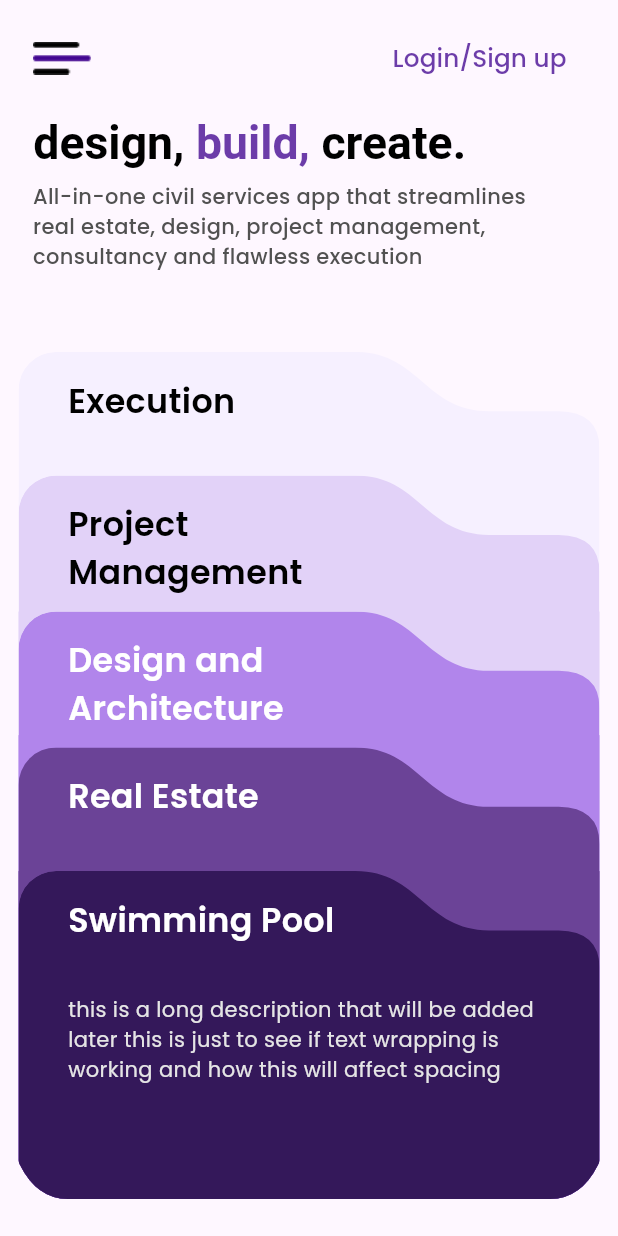
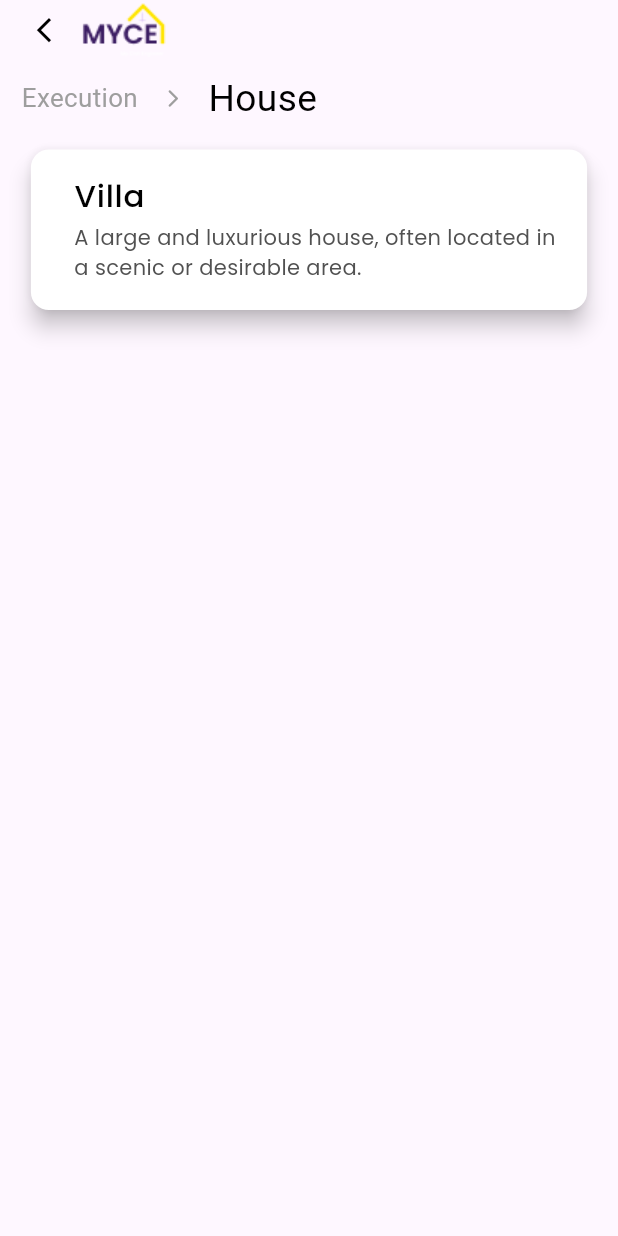
Before and after one commit to HariRags/MYCE, a Flutter app: the screen it shows after launch, on a phone screen of 412 x 824 dp. Run offline on Flutter 3.47's test engine with Material 3 defaults, Android fonts, the phone set to English and light mode, and no system bars; Roboto replaces fonts that are missing (Fraunces).

Commit message:
skeleton of house page made

```diff
--- a/lib/main.dart
+++ b/lib/main.dart
@@ -1,4 +1,5 @@
 import 'package:flutter/material.dart';
+import 'package:kriv/pages/house.dart';
 import 'pages/homepage.dart';
 
 void main() {
@@ -26,7 +27,7 @@ class MyApp extends StatelessWidget {
         // is not restarted.
         primarySwatch: Colors.blue,
       ),
-      home: const HomePage(),
+      home: const House(),
     );
   }
 }
--- /dev/null
+++ b/lib/pages/house.dart
@@ -0,0 +1,90 @@
+import 'dart:math';
+
+import 'package:flutter/cupertino.dart';
+import 'package:flutter/material.dart';
+import 'package:flutter/rendering.dart';
+import 'package:flutter/widgets.dart';
+import '../utilities/responsive.dart';
+import '../widgets/folders.dart';
+
+class House extends StatefulWidget {
+  const House({Key? key}) : super(key: key);
+
+  @override
+  State <House> createState() =>  HouseState();
+}
+
+class  HouseState extends State <House> {
+  @override
+  Widget build(BuildContext context) {
+    return   Scaffold(
+      body: SafeArea(
+        child: Column(
+          children: [
+            Container(
+              margin: EdgeInsets.only(left:Responsive.width(3.5, context), bottom: Responsive.height(1, context),),
+              child: Row(
+                children: [
+                  IconButton(
+                    icon:  Icon(Icons.arrow_back_ios, size: Responsive.height(2.4, context)),
+                    color: Colors.black,
+                    visualDensity: VisualDensity.compact,
+                    onPressed: () {
+                      Navigator.pop(context);
+                    },
+                  ),
+                  GestureDetector(
+                                    child: Image.asset('assets/images/myce_back_icon.png'),
+                                    onTap: () {
+                      Navigator.pop(context);
+                    },
+                                  ),
+                ],
+              ),
+            ),
+            Container(
+              margin: EdgeInsets.only(left:Responsive.width(3.5, context), bottom: Responsive.height(1.5, context),),
+              child: Row(
+                children: [
+                  Text('Execution', style: TextStyle(fontFamily:'Fraunces', fontSize: Responsive.height(2.1, context), color: Colors.grey),),
+                  SizedBox(width: Responsive.width(4, context),),
+                  Icon(Icons.arrow_forward_ios_rounded, color: Colors.grey, size: Responsive.height(1.7, context),),
+                  SizedBox(width: Responsive.width(4, context),),
+                  Text('House', style: TextStyle(fontFamily:'Fraunces', fontSize: Responsive.height(3, context), color: Colors.black),),
+                ],
+              ) ,
+            ),
+            Container(
+              child: SingleChildScrollView(
+                child: Column(
+                  children: [
+                    InkWell(
+                      onTap:(){},
+                      child: Card(
+                        elevation: 6,
+                        surfaceTintColor: Colors.white,
+                        color: Colors.white,
+                        child: Container(
+                          padding: EdgeInsets.fromLTRB(Responsive.width(7,context), Responsive.height(2, context), Responsive.width(5, context), Responsive.height(2, context)),
+                          height: Responsive.height(13, context),
+                          width: Responsive.width(90, context),
+                          child: Column(
+                            crossAxisAlignment: CrossAxisAlignment.start,
+                            children: [
+                            Text('Villa', style: TextStyle(fontFamily:'Poppins', fontSize: Responsive.height(2.5, context), color: Colors.black, fontWeight: FontWeight.w500, letterSpacing: 0.5),),
+                            SizedBox(height: Responsive.height(0.4, context),),
+                            Text('A large and luxurious house, often located in a scenic or desirable area.', style: TextStyle(fontFamily: 'Poppins', color: Color.fromRGBO(81, 81, 81, 1)),)
+                          ],),
+                        ),
+                      ),
+                    ),
+                  ],
+                ),
+              ),
+            ),
+          ],
+        ),
+      ),
+    );
+  }
+}
--- a/pubspec.yaml
+++ b/pubspec.yaml
@@ -61,6 +61,7 @@ flutter:
   # To add assets to your application, add an assets section, like this:
   assets:
     - assets/images/burger_icon.png
+    - assets/images/myce_back_icon.png
     - assets/images/homepage_folders/Execution.png
     - assets/images/homepage_folders/ProjectManagement.png
     - assets/images/homepage_folders/RealEstate.png
```
Also changed, not shown: assets/images/myce_back_icon.png (added).
